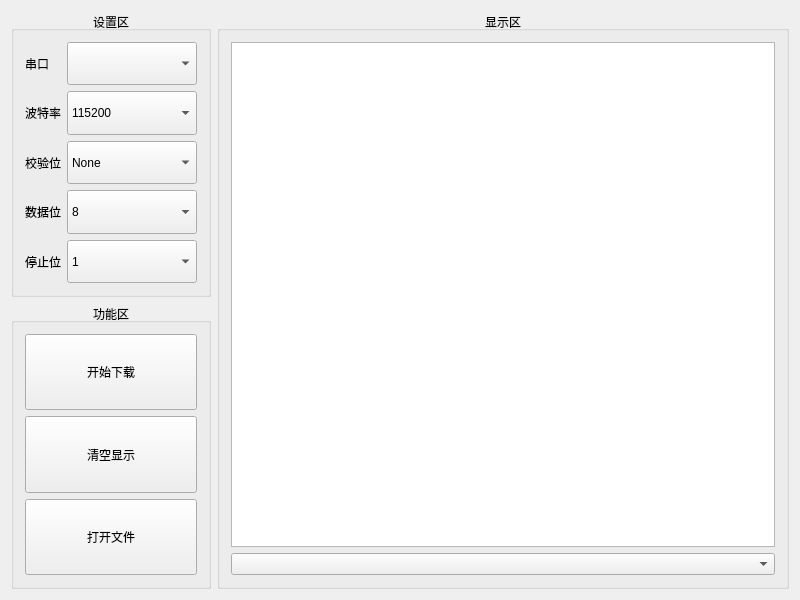
link8001/aip-flash, file CWinFlash.ui: the form before one commit.
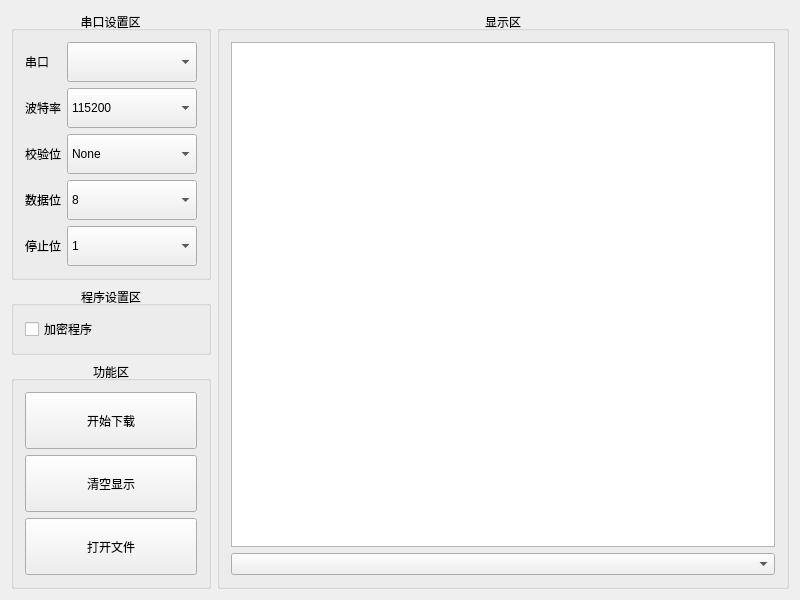
The form after the commit.

What changed in the file:
```diff
--- a/CWinFlash.ui
+++ b/CWinFlash.ui
@@ -41,12 +41,12 @@
       <item>
        <widget class="QGroupBox" name="groupBox_2">
         <property name="title">
-         <string>设置区</string>
+         <string>串口设置区</string>
         </property>
         <property name="alignment">
          <set>Qt::AlignCenter</set>
         </property>
-        <layout class="QVBoxLayout" name="verticalLayout_2">
+        <layout class="QHBoxLayout" name="horizontalLayout_3">
          <item>
           <widget class="QWidget" name="widget" native="true">
            <layout class="QGridLayout" name="gridLayout">
@@ -203,6 +203,25 @@
         </layout>
        </widget>
       </item>
+      <item>
+       <widget class="QGroupBox" name="groupBox_4">
+        <property name="title">
+         <string>程序设置区</string>
+        </property>
+        <property name="alignment">
+         <set>Qt::AlignCenter</set>
+        </property>
+        <layout class="QVBoxLayout" name="verticalLayout_2">
+         <item>
+          <widget class="QCheckBox" name="Box6">
+           <property name="text">
+            <string>加密程序</string>
+           </property>
+          </widget>
+         </item>
+        </layout>
+       </widget>
+      </item>
       <item>
        <widget class="QGroupBox" name="groupBox_3">
         <property name="title">
```
Left out of the diff: 25 changed lines with no effect on the pictures. Lines whose indentation alone changed are shown as unchanged.
